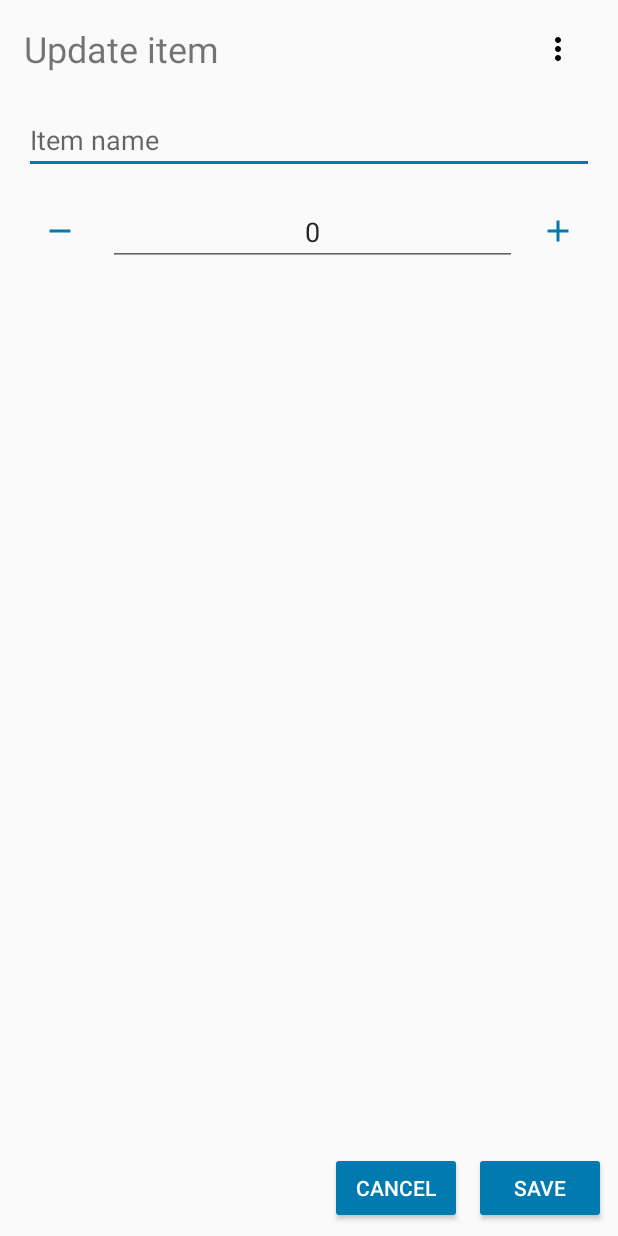
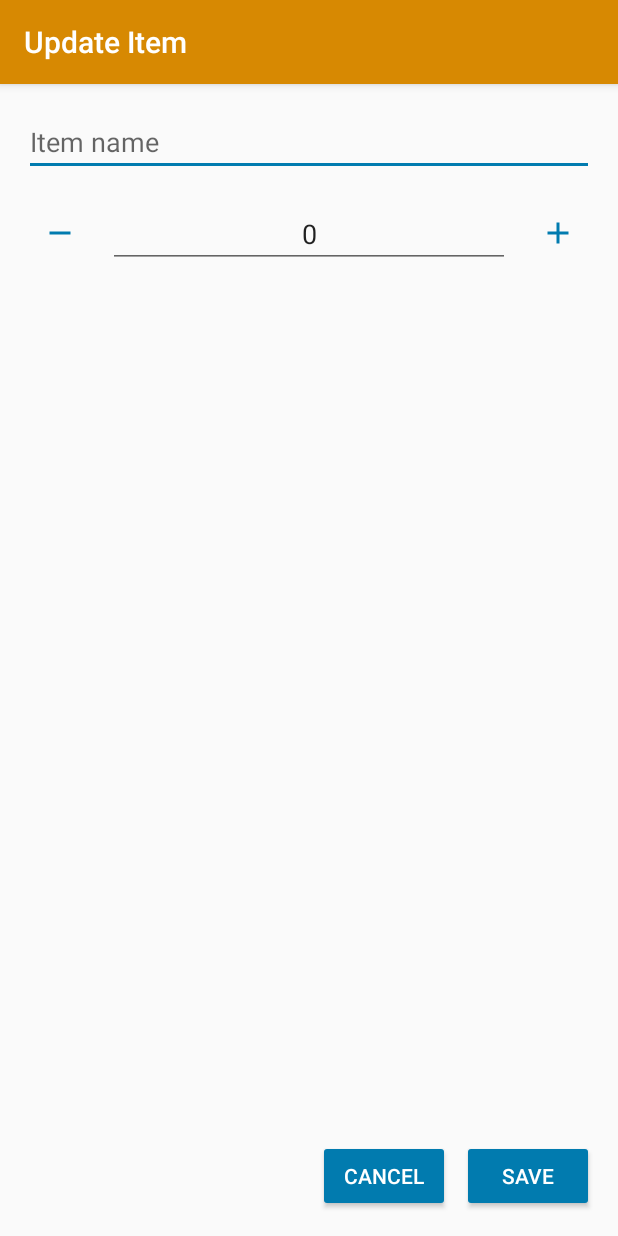
Before and after one commit to thurbridi/InventoryManager, an Android app: the UpdateItemActivity screen opened directly, with no data from a screen before it, on a phone screen of 412 x 824 dp. Run offline under Robolectric (Android 15) with nearby library versions, the phone set to English and light mode, and no system bars; our stand-ins replace Room's generated code; 5 statements that could not run were skipped.

Commit message:
Added toolbar to UpdateItemActivity

```diff
--- a/app/src/main/java/thurbridi/inventorymanager/UpdateItemActivity.kt
+++ b/app/src/main/java/thurbridi/inventorymanager/UpdateItemActivity.kt
@@ -8,9 +8,12 @@ import android.os.Bundle
 import android.text.Editable
 import android.text.TextUtils
 import android.text.TextWatcher
+import android.view.Menu
 import android.view.MenuItem
 import android.view.View
 import android.widget.*
+import kotlinx.android.synthetic.main.activity_update_item.*
+import thurbridi.inventorymanager.R.string.title_activity_insert_item
 
 class UpdateItemActivity : AppCompatActivity() {
     private lateinit var itemsViewModel: ItemsViewModel
@@ -18,40 +21,38 @@ class UpdateItemActivity : AppCompatActivity() {
     private lateinit var editNameView: EditText
     private lateinit var editAmountView: EditText
     private lateinit var amountChangedView: TextView
-    private lateinit var titleView: TextView
 
     private lateinit var buttonSave: Button
     private lateinit var buttonCancel: Button
     private lateinit var buttonAdd: ImageButton
     private lateinit var buttonRemove: ImageButton
-    private lateinit var buttonMore: ImageButton
 
     private lateinit var item: Item
 
     override fun onCreate(savedInstanceState: Bundle?) {
         super.onCreate(savedInstanceState)
         setContentView(R.layout.activity_update_item)
+        setSupportActionBar(toolbar)
+
 
         itemsViewModel = ViewModelProviders.of(this).get(ItemsViewModel::class.java)
 
         editNameView = findViewById(R.id.editName)
         editAmountView = findViewById(R.id.editAmount)
         amountChangedView = findViewById(R.id.amount_update)
-        titleView = findViewById(R.id.title)
 
         buttonSave = findViewById(R.id.button_save)
         buttonCancel = findViewById(R.id.button_cancel)
         buttonAdd = findViewById(R.id.button_add)
         buttonRemove = findViewById(R.id.button_remove)
-        buttonMore = findViewById(R.id.button_more)
 
         item = intent.getParcelableExtra<Item>("item")
 
         if (item.id == 0) {
-            titleView.setText(R.string.new_item_title)
+            this.supportActionBar?.setTitle(R.string.title_activity_insert_item)
             amountChangedView.visibility = View.INVISIBLE
-            buttonMore.visibility = View.GONE
         } else {
+            this.supportActionBar?.setTitle(R.string.title_activity_update_item)
             editNameView.setText(item.name)
             editAmountView.setText("${item.amount}")
 
@@ -68,9 +69,9 @@ class UpdateItemActivity : AppCompatActivity() {
                     val change = newAmount - currentAmount
 //                TODO("Use resource string with placeholders")
                     if (change > 0) {
-                        amountChangedView.setText("${currentAmount}(+${change})")
+                        amountChangedView.setText("${currentAmount} (+${change})")
                     } else {
-                        amountChangedView.setText("${currentAmount}(${change})")
+                        amountChangedView.setText("${currentAmount} (${change})")
                     }
                 }
 
@@ -78,29 +79,6 @@ class UpdateItemActivity : AppCompatActivity() {
 
                 override fun afterTextChanged(s: Editable?) {}
             })
-        }
-
-        buttonMore.setOnClickListener {
-            val popup = PopupMenu(this, buttonMore)
-            val inflater = popup.menuInflater
-
-            popup.setOnMenuItemClickListener {
-                when(it.itemId) {
-                    R.id.delete -> {
-                        val replyIntent = Intent()
-
-                        itemsViewModel.delete(item)
-                        setResult(Activity.RESULT_OK, replyIntent)
-                        finish()
-                        true
-                    }
-
-                    else -> false
-                }
-            }
-
-            inflater.inflate(R.menu.item_menu, popup.menu)
-            popup.show()
         }
 
         buttonSave.setOnClickListener {
@@ -143,4 +121,28 @@ class UpdateItemActivity : AppCompatActivity() {
             }
         }
     }
+
+    override fun onCreateOptionsMenu(menu: Menu?): Boolean {
+        if (this.item.id != 0) {
+            menuInflater.inflate(R.menu.item_menu, menu)
+        }
+        return true
+    }
+
+    override fun onOptionsItemSelected(item: MenuItem?) = when (item?.itemId) {
+        R.id.delete -> {
+            delete()
+            true
+        }
+
+        else -> super.onOptionsItemSelected(item)
+    }
+
+    fun delete() {
+        val replyIntent = Intent()
+
+        itemsViewModel.delete(this.item)
+        setResult(Activity.RESULT_OK, replyIntent)
+        finish()
+    }
 }
--- /dev/null
+++ b/app/src/main/res/drawable/ic_delete_black_24dp.xml
@@ -0,0 +1,9 @@
+<vector xmlns:android="http://schemas.android.com/apk/res/android"
+        android:width="24dp"
+        android:height="24dp"
+        android:viewportWidth="24.0"
+        android:viewportHeight="24.0">
+    <path
+        android:fillColor="#FFFFFFFF"
+        android:pathData="M6,19c0,1.1 0.9,2 2,2h8c1.1,0 2,-0.9 2,-2V7H6v12zM19,4h-3.5l-1,-1h-5l-1,1H5v2h14V4z"/>
+</vector>
--- a/app/src/main/res/layout/activity_main.xml
+++ b/app/src/main/res/layout/activity_main.xml
@@ -10,18 +10,22 @@
     <android.support.design.widget.AppBarLayout
             android:layout_height="wrap_content"
             android:layout_width="match_parent"
-            android:theme="@style/AppTheme.AppBarOverlay">
+            android:theme="@style/AppTheme.AppBarOverlay"
+            android:id="@+id/appBarLayout">
 
         <android.support.v7.widget.Toolbar
                 android:id="@+id/toolbar"
                 android:layout_width="match_parent"
-                android:layout_height="?attr/actionBarSize"
+                android:layout_height="wrap_content"
                 android:background="?attr/colorPrimary"
                 app:popupTheme="@style/AppTheme.PopupOverlay"/>
 
     </android.support.design.widget.AppBarLayout>
-
-    <include layout="@layout/content_main" android:id="@+id/include"/>
+    <include layout="@layout/content_main"
+             android:id="@+id/include"
+             android:layout_width="match_parent"
+             android:layout_height="match_parent"
+             app:layout_behavior="@string/appbar_scrolling_view_behavior"/>
 
     <android.support.design.widget.FloatingActionButton
             android:id="@+id/fab"
--- a/app/src/main/res/layout/activity_update_item.xml
+++ b/app/src/main/res/layout/activity_update_item.xml
@@ -1,85 +1,26 @@
 <?xml version="1.0" encoding="utf-8"?>
-<android.support.constraint.ConstraintLayout xmlns:android="http://schemas.android.com/apk/res/android"
-                                             xmlns:app="http://schemas.android.com/apk/res-auto"
-                                             xmlns:tools="http://schemas.android.com/tools"
-                                             android:layout_width="match_parent"
-                                             android:layout_height="match_parent">
+<android.support.design.widget.CoordinatorLayout
+        xmlns:android="http://schemas.android.com/apk/res/android"
+        xmlns:app="http://schemas.android.com/apk/res-auto"
+        xmlns:tools="http://schemas.android.com/tools"
+        android:layout_width="match_parent"
+        android:layout_height="match_parent"
+        tools:context=".UpdateItemActivity">
 
-    <EditText
-            android:layout_width="0dp"
+    <android.support.design.widget.AppBarLayout
             android:layout_height="wrap_content"
-            android:inputType="textCapSentences"
-            android:ems="10"
-            app:layout_constraintStart_toStartOf="parent"
-            android:layout_marginStart="16dp" android:id="@+id/editName"
-            android:hint="@string/hint_name"
-            android:layout_marginEnd="16dp" app:layout_constraintEnd_toEndOf="parent"
-            android:importantForAutofill="no"
-            android:layout_marginTop="16dp" app:layout_constraintTop_toBottomOf="@+id/button_more"/>
-    <EditText
-            android:layout_width="0dp"
-            android:layout_height="wrap_content"
-            android:ems="10"
-            android:layout_marginStart="8dp" android:id="@+id/editAmount"
-            android:hint="@string/hint_amount"
-            android:numeric="integer"
-            android:inputType="number" app:layout_constraintStart_toEndOf="@+id/button_remove"
-            android:layout_marginEnd="3dp" app:layout_constraintEnd_toStartOf="@+id/button_add"
-            app:layout_constraintHorizontal_bias="0.0" android:textAlignment="center"
-            android:text="0"
-            android:layout_marginTop="16dp" app:layout_constraintTop_toBottomOf="@+id/editName"
-            android:importantForAutofill="no"/>
-    <TextView
-            android:text="@string/update_item_title"
-            android:layout_width="wrap_content"
-            android:layout_height="wrap_content" app:layout_constraintTop_toTopOf="parent"
-            app:layout_constraintStart_toStartOf="parent" android:layout_marginTop="16dp"
-            android:layout_marginStart="16dp" android:id="@+id/title" android:textSize="24sp"/>
-    <Button
-            android:text="@string/save"
-            android:layout_width="wrap_content"
-            android:layout_height="wrap_content"
-            android:id="@+id/button_save" app:layout_constraintEnd_toEndOf="parent" android:layout_marginEnd="8dp"
-            android:backgroundTint="@color/colorAccent" android:textColor="@android:color/background_light"
-            android:layout_marginBottom="8dp" app:layout_constraintBottom_toBottomOf="parent"/>
-    <Button
-            android:text="@string/cancel"
-            android:layout_width="wrap_content"
-            android:layout_height="wrap_content"
-            android:id="@+id/button_cancel"
-            android:backgroundTint="@color/colorAccent"
-            android:textColor="@android:color/background_light" android:layout_marginEnd="8dp"
-            app:layout_constraintEnd_toStartOf="@+id/button_save"
-            app:layout_constraintBaseline_toBaselineOf="@+id/button_save"/>
-    <ImageButton
-            android:layout_width="wrap_content"
-            android:layout_height="wrap_content" app:srcCompat="@drawable/ic_add_black_24dp"
-            android:id="@+id/button_add"
-            app:layout_constraintEnd_toEndOf="parent"
-            android:layout_marginEnd="16dp"
-            android:elevation="0dp"
-            android:backgroundTint="@android:color/transparent" android:tint="@color/colorAccent"
-            app:layout_constraintTop_toTopOf="@+id/editAmount"/>
-    <ImageButton
-            android:layout_width="wrap_content"
-            android:layout_height="wrap_content" app:srcCompat="@drawable/ic_remove_black_24dp"
-            android:id="@+id/button_remove"
-            app:layout_constraintStart_toStartOf="parent"
-            android:layout_marginStart="16dp"
-            android:backgroundTint="@android:color/transparent" android:tint="@color/colorAccent"
-            app:layout_constraintTop_toTopOf="@+id/editAmount"/>
-    <TextView
-            android:layout_width="0dp"
-            android:layout_height="wrap_content"
-            android:id="@+id/amount_update" app:layout_constraintEnd_toEndOf="parent" android:layout_marginEnd="16dp"
-            android:layout_marginTop="8dp" app:layout_constraintTop_toBottomOf="@+id/editAmount"
-            app:layout_constraintStart_toStartOf="parent" android:layout_marginStart="16dp"
-            android:textAlignment="center" android:text="@string/hint_amount_changed"/>
-    <ImageButton
-            android:layout_width="wrap_content"
-            android:layout_height="wrap_content" app:srcCompat="@drawable/ic_more_vert_black_24dp"
-            app:layout_constraintTop_toTopOf="@+id/title"
-            android:id="@+id/button_more"
-            android:backgroundTint="@android:color/transparent" android:layout_marginEnd="16dp"
-            app:layout_constraintEnd_toEndOf="parent" app:layout_constraintBottom_toBottomOf="@+id/title"/>
-</android.support.constraint.ConstraintLayout>
+            android:layout_width="match_parent"
+            android:theme="@style/AppTheme.AppBarOverlay">
+
+        <android.support.v7.widget.Toolbar
+                android:id="@+id/toolbar"
+                android:layout_width="match_parent"
+                android:layout_height="?attr/actionBarSize"
+                android:background="?attr/colorPrimary"
+                app:popupTheme="@style/AppTheme.PopupOverlay"/>
+
+    </android.support.design.widget.AppBarLayout>
+
+    <include layout="@layout/content_update_item" android:id="@+id/include"/>
+
+</android.support.design.widget.CoordinatorLayout>
--- a/app/src/main/res/layout/content_main.xml
+++ b/app/src/main/res/layout/content_main.xml
@@ -1,20 +1,18 @@
 <?xml version="1.0" encoding="utf-8"?>
 <android.support.constraint.ConstraintLayout
         xmlns:android="http://schemas.android.com/apk/res/android"
+        xmlns:app="http://schemas.android.com/apk/res-auto"
         xmlns:tools="http://schemas.android.com/tools"
-        xmlns:app="http://schemas.android.com/apk/res-auto"
+        tools:showIn="@layout/activity_main"
+        tools:context=".MainActivity"
         android:layout_width="match_parent"
-        android:layout_height="match_parent"
-        app:layout_behavior="@string/appbar_scrolling_view_behavior"
-        tools:showIn="@layout/activity_main"
-        tools:context=".MainActivity">
+        android:layout_height="match_parent">
 
     <android.support.v7.widget.RecyclerView
             android:id="@+id/recyclerview"
-            android:layout_width="match_parent"
-            android:layout_height="match_parent"
             android:background="@android:color/background_light"
             tools:listitem="@layout/item_card"
-            tools:layout_editor_absoluteY="16dp"/>
+            android:layout_width="match_parent"
+            android:layout_height="match_parent"/>
 
 </android.support.constraint.ConstraintLayout>
--- /dev/null
+++ b/app/src/main/res/layout/content_update_item.xml
@@ -0,0 +1,80 @@
+<?xml version="1.0" encoding="utf-8"?>
+<android.support.constraint.ConstraintLayout
+        xmlns:android="http://schemas.android.com/apk/res/android"
+        xmlns:tools="http://schemas.android.com/tools"
+        xmlns:app="http://schemas.android.com/apk/res-auto"
+        android:layout_width="match_parent"
+        android:layout_height="match_parent"
+        app:layout_behavior="@string/appbar_scrolling_view_behavior"
+        tools:showIn="@layout/activity_update_item"
+        tools:context=".UpdateItemActivity2">
+
+    <Button
+            android:text="@string/save"
+            android:layout_width="wrap_content"
+            android:layout_height="wrap_content"
+            android:id="@+id/button_save" app:layout_constraintEnd_toEndOf="parent" android:layout_marginEnd="16dp"
+            android:backgroundTint="@color/colorAccent" android:textColor="@android:color/background_light"
+            android:layout_marginBottom="16dp" app:layout_constraintBottom_toBottomOf="parent"
+    />
+    <Button
+            android:text="@string/cancel"
+            android:layout_width="wrap_content"
+            android:layout_height="wrap_content"
+            android:id="@+id/button_cancel"
+            android:backgroundTint="@color/colorAccent"
+            android:textColor="@android:color/background_light"
+            app:layout_constraintBaseline_toBaselineOf="@+id/button_save" android:layout_marginEnd="8dp"
+            app:layout_constraintEnd_toStartOf="@+id/button_save"/>
+    <EditText
+            android:layout_width="0dp"
+            android:layout_height="wrap_content"
+            android:inputType="textCapSentences"
+            android:ems="10"
+            app:layout_constraintStart_toStartOf="parent"
+            android:layout_marginStart="16dp" android:id="@+id/editName"
+            android:hint="@string/hint_name"
+            android:layout_marginEnd="16dp" app:layout_constraintEnd_toEndOf="parent"
+            android:importantForAutofill="no"
+            android:layout_marginTop="16dp"
+            app:layout_constraintHorizontal_bias="1.0" app:layout_constraintTop_toTopOf="parent"/>
+    <ImageButton
+            android:layout_width="wrap_content"
+            android:layout_height="wrap_content" app:srcCompat="@drawable/ic_remove_black_24dp"
+            android:id="@+id/button_remove"
+            app:layout_constraintStart_toStartOf="parent"
+            android:layout_marginStart="16dp"
+            android:backgroundTint="@android:color/transparent" android:tint="@color/colorAccent"
+            app:layout_constraintTop_toTopOf="@+id/editAmount"/>
+    <EditText
+            android:layout_width="0dp"
+            android:layout_height="wrap_content"
+            android:ems="10"
+            android:id="@+id/editAmount"
+            android:hint="@string/hint_amount"
+            android:numeric="integer"
+            android:inputType="number"
+            android:textAlignment="center"
+            android:text="0"
+            android:layout_marginTop="16dp"
+            android:importantForAutofill="no" app:layout_constraintTop_toBottomOf="@+id/editName"
+            android:layout_marginEnd="8dp" app:layout_constraintEnd_toStartOf="@+id/button_add"
+            app:layout_constraintStart_toEndOf="@+id/button_remove" android:layout_marginStart="8dp"/>
+    <ImageButton
+            android:layout_width="wrap_content"
+            android:layout_height="wrap_content" app:srcCompat="@drawable/ic_add_black_24dp"
+            android:id="@+id/button_add"
+            android:elevation="0dp"
+            android:backgroundTint="@android:color/transparent" android:tint="@color/colorAccent"
+            android:layout_marginEnd="16dp"
+            app:layout_constraintEnd_toEndOf="parent"
+            app:layout_constraintTop_toTopOf="@+id/editAmount"/>
+    <TextView
+            android:layout_width="0dp"
+            android:layout_height="wrap_content"
+            android:id="@+id/amount_update" app:layout_constraintEnd_toEndOf="parent" android:layout_marginEnd="16dp"
+            app:layout_constraintStart_toStartOf="parent" android:layout_marginStart="16dp"
+            android:textAlignment="center" android:text="@string/hint_amount_changed"
+            app:layout_constraintHorizontal_bias="0.0" app:layout_constraintTop_toBottomOf="@+id/editAmount"
+            android:layout_marginTop="8dp"/>
+</android.support.constraint.ConstraintLayout>
--- a/app/src/main/res/menu/item_menu.xml
+++ b/app/src/main/res/menu/item_menu.xml
@@ -1,5 +1,9 @@
 <?xml version="1.0" encoding="utf-8"?>
-<menu xmlns:android="http://schemas.android.com/apk/res/android">
+<menu xmlns:android="http://schemas.android.com/apk/res/android"
+      xmlns:app="http://schemas.android.com/apk/res-auto">
+
     <item android:id="@+id/delete"
-          android:title="@string/delete"/>
+          android:icon="@drawable/ic_delete_black_24dp"
+          android:title="@string/delete"
+          app:showAsAction="ifRoom"/>
 </menu>
--- a/app/src/main/res/menu/main_activity_menu.xml
+++ b/app/src/main/res/menu/main_activity_menu.xml
@@ -1,5 +1,7 @@
 <?xml version="1.0" encoding="utf-8"?>
-<menu xmlns:android="http://schemas.android.com/apk/res/android" xmlns:app="http://schemas.android.com/apk/res-auto">
+<menu xmlns:android="http://schemas.android.com/apk/res/android"
+      xmlns:app="http://schemas.android.com/apk/res-auto">
+
     <item android:id="@+id/action_qrscan"
           android:icon="@drawable/ic_blackberry_qr_code_variant"
           android:title="@string/action_qrscan"
--- a/app/src/main/res/values/strings.xml
+++ b/app/src/main/res/values/strings.xml
@@ -1,19 +1,21 @@
 <resources>
     <string name="app_name">Inventory Manager</string>
     <string name="title_activity_main">Inventory Manager</string>
+    <string name="title_activity_insert_item">Insert Item</string>
+    <string name="title_activity_update_item">Update Item</string>
 
-    <string name="new_item_title">Insert new item</string>
     <string name="hint_name">Item name</string>
     <string name="hint_amount">Item amount</string>
+    <string name="hint_amount_changed"></string>
+
     <string name="save">Save</string>
     <string name="cancel">Cancel</string>
+    <string name="delete">Delete</string>
+
+    <string name="updated">Item successfully updated</string>
+    <string name="not_updated">Item was not updated</string>
     <string name="empty_not_saved">Item was not saved</string>
-    <string name="title_activity_update_item">UpdateItemActivity</string>
-    <string name="update_item_title">Update item</string>
-    <string name="hint_amount_changed"></string>
-    <string name="not_updated">Item was not updated</string>
-    <string name="updated">Item successfully updated</string>
+
     <string name="saved">Item saved</string>
-    <string name="delete">Delete</string>
-    <string name="action_qrscan">Scan QR Code</string>>
+    <string name="action_qrscan">Scan QR Code</string>
 </resources>
```
Also changed, not shown: app/src/main/AndroidManifest.xml (+8 -2 lines).
